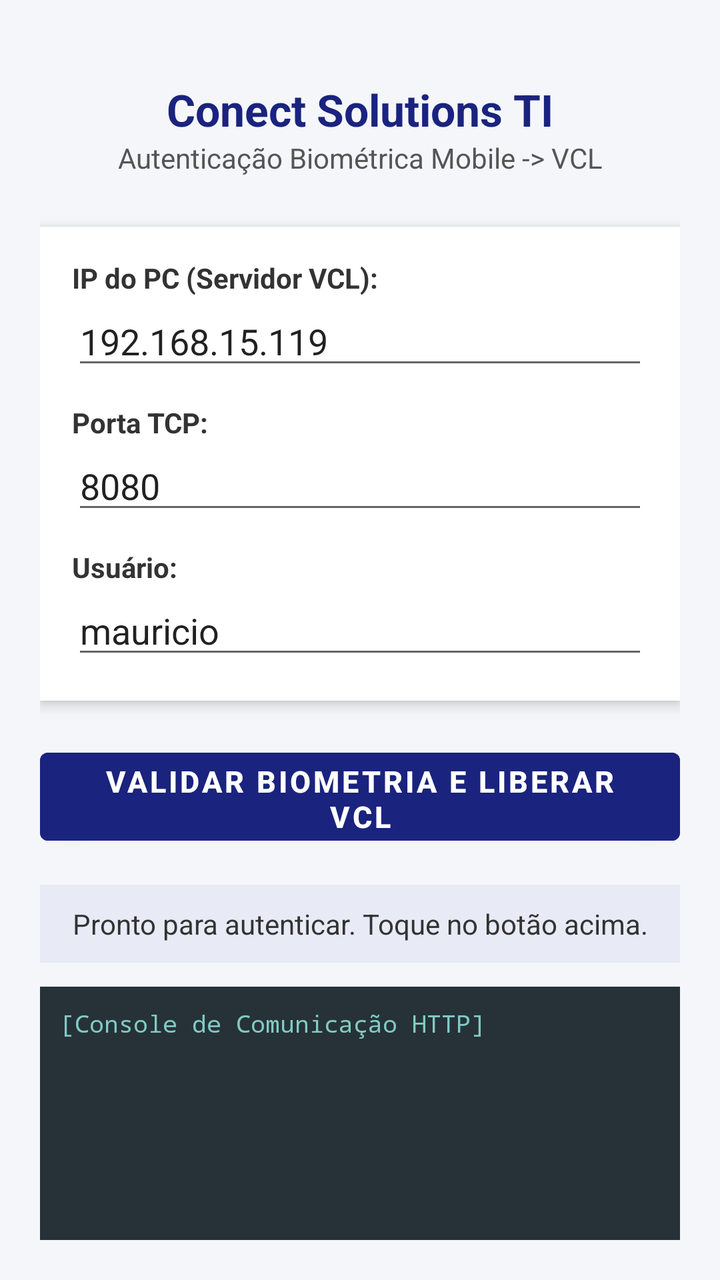
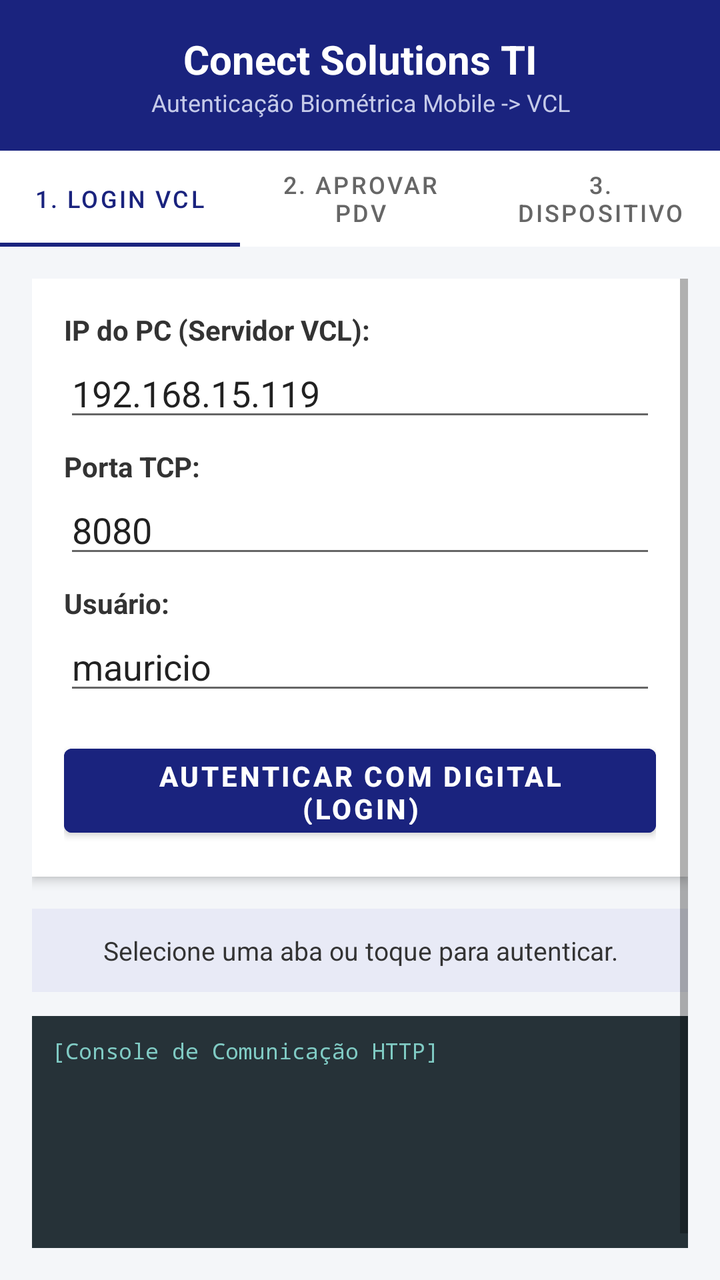

The first picture is an Android layout as it rendered before a commit; the second is the same layout after the commit. The layout source and the unified diff follow.
<!-- AndroidManifest.xml: application theme Theme.BiometriaLazarus -->
<!-- res/layout/activity_main.xml -->
<?xml version="1.0" encoding="utf-8"?>
<LinearLayout xmlns:android="http://schemas.android.com/apk/res/android"
    android:layout_width="match_parent"
    android:layout_height="match_parent"
    android:orientation="vertical"
    android:background="#F4F6F9"
    android:padding="20dp">

    
    <TextView
        android:layout_width="match_parent"
        android:layout_height="wrap_content"
        android:text="Conect Solutions TI"
        android:textSize="22sp"
        android:textStyle="bold"
        android:textColor="#1A237E"
        android:gravity="center"
        android:layout_marginTop="20dp" />

    <TextView
        android:layout_width="match_parent"
        android:layout_height="wrap_content"
        android:text="Autenticação Biométrica Mobile -> VCL"
        android:textSize="14sp"
        android:textColor="#555555"
        android:gravity="center"
        android:layout_marginBottom="25dp" />

    
    <LinearLayout
        android:layout_width="match_parent"
        android:layout_height="wrap_content"
        android:orientation="vertical"
        android:background="#FFFFFF"
        android:elevation="4dp"
        android:padding="16dp"
        android:layout_marginBottom="20dp">

        <TextView
            android:layout_width="wrap_content"
            android:layout_height="wrap_content"
            android:text="IP do PC (Servidor VCL):"
            android:textStyle="bold"
            android:textColor="#333333" />

        <EditText
            android:id="@+id/edtPCIp"
            android:layout_width="match_parent"
            android:layout_height="wrap_content"
            android:hint="Ex: 192.168.15.119 ou 127.0.0.1"
            android:text="192.168.15.119"
            android:inputType="textUri"
            android:layout_marginBottom="12dp" />

        <TextView
            android:layout_width="wrap_content"
            android:layout_height="wrap_content"
            android:text="Porta TCP:"
            android:textStyle="bold"
            android:textColor="#333333" />

        <EditText
            android:id="@+id/edtPort"
            android:layout_width="match_parent"
            android:layout_height="wrap_content"
            android:text="8080"
            android:inputType="number"
            android:layout_marginBottom="12dp" />

        <TextView
            android:layout_width="wrap_content"
            android:layout_height="wrap_content"
            android:text="Usuário:"
            android:textStyle="bold"
            android:textColor="#333333" />

        <EditText
            android:id="@+id/edtUser"
            android:layout_width="match_parent"
            android:layout_height="wrap_content"
            android:text="mauricio"
            android:inputType="textPersonName" />
    </LinearLayout>

    
    <Button
        android:id="@+id/btnAutenticar"
        android:layout_width="match_parent"
        android:layout_height="56dp"
        android:text="VALIDAR BIOMETRIA E LIBERAR VCL"
        android:textSize="15sp"
        android:textStyle="bold"
        android:textColor="#FFFFFF"
        android:backgroundTint="#1A237E"
        android:layout_marginBottom="16dp" />

    
    <TextView
        android:id="@+id/txtStatus"
        android:layout_width="match_parent"
        android:layout_height="wrap_content"
        android:text="Pronto para autenticar. Toque no botão acima."
        android:textSize="14sp"
        android:textColor="#333333"
        android:gravity="center"
        android:padding="10dp"
        android:background="#E8EAF6"
        android:layout_marginBottom="12dp" />

    
    <ScrollView
        android:layout_width="match_parent"
        android:layout_height="0dp"
        android:layout_weight="1"
        android:background="#263238"
        android:padding="10dp">

        <TextView
            android:id="@+id/txtLogs"
            android:layout_width="match_parent"
            android:layout_height="wrap_content"
            android:text="[Console de Comunicação HTTP]\n"
            android:textColor="#80CBC4"
            android:fontFamily="monospace"
            android:textSize="12sp" />
    </ScrollView>

</LinearLayout>
<!-- resources referenced by this layout -->
<resources>
  <style name="Theme.BiometriaLazarus" parent="Theme.MaterialComponents.DayNight.NoActionBar">
          <item name="colorPrimary">#1A237E</item>
          <item name="colorPrimaryVariant">#0D47A1</item>
          <item name="colorOnPrimary">#FFFFFF</item>
      </style>
</resources>

<!-- the commit's change to res/layout/activity_main.xml (unified diff, before → after) -->
@@ -1,128 +1,315 @@
 <?xml version="1.0" encoding="utf-8"?>
 <LinearLayout xmlns:android="http://schemas.android.com/apk/res/android"
+    xmlns:app="http://schemas.android.com/apk/res-auto"
     android:layout_width="match_parent"
     android:layout_height="match_parent"
     android:orientation="vertical"
-    android:background="#F4F6F9"
-    android:padding="20dp">
-
-    
-    <TextView
-        android:layout_width="match_parent"
-        android:layout_height="wrap_content"
-        android:text="Conect Solutions TI"
-        android:textSize="22sp"
-        android:textStyle="bold"
-        android:textColor="#1A237E"
-        android:gravity="center"
-        android:layout_marginTop="20dp" />
-
-    <TextView
-        android:layout_width="match_parent"
-        android:layout_height="wrap_content"
-        android:text="Autenticação Biométrica Mobile -> VCL"
-        android:textSize="14sp"
-        android:textColor="#555555"
-        android:gravity="center"
-        android:layout_marginBottom="25dp" />
+    android:background="#F4F6F9">
 
     
     <LinearLayout
         android:layout_width="match_parent"
         android:layout_height="wrap_content"
         android:orientation="vertical"
-        android:background="#FFFFFF"
-        android:elevation="4dp"
-        android:padding="16dp"
-        android:layout_marginBottom="20dp">
+        android:background="#1A237E"
+        android:padding="16dp">
 
         <TextView
-            android:layout_width="wrap_content"
-            android:layout_height="wrap_content"
-            android:text="IP do PC (Servidor VCL):"
+            android:layout_width="match_parent"
+            android:layout_height="wrap_content"
+            android:text="Conect Solutions TI"
+            android:textSize="20sp"
             android:textStyle="bold"
-            android:textColor="#333333" />
-
-        <EditText
-            android:id="@+id/edtPCIp"
+            android:textColor="#FFFFFF"
+            android:gravity="center" />
+
+        <TextView
             android:layout_width="match_parent"
             android:layout_height="wrap_content"
-            android:hint="Ex: 192.168.15.119 ou 127.0.0.1"
-            android:text="192.168.15.119"
-            android:inputType="textUri"
-            android:layout_marginBottom="12dp" />
-
-        <TextView
-            android:layout_width="wrap_content"
-            android:layout_height="wrap_content"
-            android:text="Porta TCP:"
-            android:textStyle="bold"
-            android:textColor="#333333" />
-
-        <EditText
-            android:id="@+id/edtPort"
-            android:layout_width="match_parent"
-            android:layout_height="wrap_content"
-            android:text="8080"
-            android:inputType="number"
-            android:layout_marginBottom="12dp" />
-
-        <TextView
-            android:layout_width="wrap_content"
-            android:layout_height="wrap_content"
-            android:text="Usuário:"
-            android:textStyle="bold"
-            android:textColor="#333333" />
-
-        <EditText
-            android:id="@+id/edtUser"
-            android:layout_width="match_parent"
-            android:layout_height="wrap_content"
-            android:text="mauricio"
-            android:inputType="textPersonName" />
+            android:text="Autenticação Biométrica Mobile -> VCL"
+            android:textSize="12sp"
+            android:textColor="#C5CAE9"
+            android:gravity="center" />
     </LinearLayout>
 
     
-    <Button
-        android:id="@+id/btnAutenticar"
-        android:layout_width="match_parent"
-        android:layout_height="56dp"
-        android:text="VALIDAR BIOMETRIA E LIBERAR VCL"
-        android:textSize="15sp"
-        android:textStyle="bold"
-        android:textColor="#FFFFFF"
-        android:backgroundTint="#1A237E"
-        android:layout_marginBottom="16dp" />
-
-    
-    <TextView
-        android:id="@+id/txtStatus"
+    <com.google.android.material.tabs.TabLayout
+        android:id="@+id/tabLayout"
         android:layout_width="match_parent"
         android:layout_height="wrap_content"
-        android:text="Pronto para autenticar. Toque no botão acima."
-        android:textSize="14sp"
-        android:textColor="#333333"
-        android:gravity="center"
-        android:padding="10dp"
-        android:background="#E8EAF6"
-        android:layout_marginBottom="12dp" />
+        android:background="#FFFFFF"
+        app:tabIndicatorColor="#1A237E"
+        app:tabSelectedTextColor="#1A237E"
+        app:tabTextColor="#666666"
+        app:tabMode="fixed"
+        app:tabGravity="fill">
+
+        <com.google.android.material.tabs.TabItem
+            android:layout_width="wrap_content"
+            android:layout_height="wrap_content"
+            android:text="1. Login VCL" />
+
+        <com.google.android.material.tabs.TabItem
+            android:layout_width="wrap_content"
+            android:layout_height="wrap_content"
+            android:text="2. Aprovar PDV" />
+
+        <com.google.android.material.tabs.TabItem
+            android:layout_width="wrap_content"
+            android:layout_height="wrap_content"
+            android:text="3. Dispositivo" />
+    </com.google.android.material.tabs.TabLayout>
 
     
     <ScrollView
         android:layout_width="match_parent"
         android:layout_height="0dp"
         android:layout_weight="1"
-        android:background="#263238"
-        android:padding="10dp">
-
-        <TextView
-            android:id="@+id/txtLogs"
+        android:padding="16dp">
+
+        <LinearLayout
             android:layout_width="match_parent"
             android:layout_height="wrap_content"
-            android:text="[Console de Comunicação HTTP]\n"
-            android:textColor="#80CBC4"
-            android:fontFamily="monospace"
-            android:textSize="12sp" />
+            android:orientation="vertical">
+
+            
+            
+            
+            <LinearLayout
+                android:id="@+id/layoutTabLogin"
+                android:layout_width="match_parent"
+                android:layout_height="wrap_content"
+                android:orientation="vertical"
+                android:background="#FFFFFF"
+                android:elevation="3dp"
+                android:padding="16dp"
+                android:layout_marginBottom="16dp">
+
+                <TextView
+                    android:layout_width="wrap_content"
+                    android:layout_height="wrap_content"
+                    android:text="IP do PC (Servidor VCL):"
+                    android:textStyle="bold"
+                    android:textColor="#333333" />
+
+                <EditText
+                    android:id="@+id/edtPCIp"
+                    android:layout_width="match_parent"
+                    android:layout_height="wrap_content"
+                    android:hint="Ex: 192.168.15.119 ou 127.0.0.1"
+                    android:text="192.168.15.119"
+                    android:inputType="textUri"
+                    android:layout_marginBottom="8dp" />
+
+                <TextView
+                    android:layout_width="wrap_content"
+                    android:layout_height="wrap_content"
+                    android:text="Porta TCP:"
+                    android:textStyle="bold"
+                    android:textColor="#333333" />
+
+                <EditText
+                    android:id="@+id/edtPort"
+                    android:layout_width="match_parent"
+                    android:layout_height="wrap_content"
+                    android:text="8080"
+                    android:inputType="number"
+                    android:layout_marginBottom="8dp" />
+
+                <TextView
+                    android:layout_width="wrap_content"
+                    android:layout_height="wrap_content"
+                    android:text="Usuário:"
+                    android:textStyle="bold"
+                    android:textColor="#333333" />
+
+                <EditText
+                    android:id="@+id/edtUser"
+                    android:layout_width="match_parent"
+                    android:layout_height="wrap_content"
+                    android:text="mauricio"
+                    android:inputType="textPersonName"
+                    android:layout_marginBottom="16dp" />
+
+                <Button
+                    android:id="@+id/btnAutenticar"
+                    android:layout_width="match_parent"
+                    android:layout_height="54dp"
+                    android:text="AUTENTICAR COM DIGITAL (LOGIN)"
+                    android:textSize="14sp"
+                    android:textStyle="bold"
+                    android:textColor="#FFFFFF"
+                    android:backgroundTint="#1A237E" />
+            </LinearLayout>
+
+            
+            
+            
+            <LinearLayout
+                android:id="@+id/layoutTabPDV"
+                android:layout_width="match_parent"
+                android:layout_height="wrap_content"
+                android:orientation="vertical"
+                android:background="#FFFFFF"
+                android:elevation="3dp"
+                android:padding="16dp"
+                android:layout_marginBottom="16dp"
+                android:visibility="gone">
+
+                <TextView
+                    android:layout_width="match_parent"
+                    android:layout_height="wrap_content"
+                    android:text="Aprovação Remota de Caixa / PDV"
+                    android:textStyle="bold"
+                    android:textColor="#1A237E"
+                    android:textSize="16sp"
+                    android:layout_marginBottom="8dp" />
+
+                <TextView
+                    android:layout_width="match_parent"
+                    android:layout_height="wrap_content"
+                    android:text="Operação Pendente no Caixa:"
+                    android:textStyle="bold"
+                    android:textColor="#333333" />
+
+                <TextView
+                    android:layout_width="match_parent"
+                    android:layout_height="wrap_content"
+                    android:text="Desconto Especial de 25% (R$ 150,00)\nTerminal PDV: 01 | Venda #1042"
+                    android:textColor="#C62828"
+                    android:background="#FFEBEE"
+                    android:padding="10dp"
+                    android:layout_marginTop="4dp"
+                    android:layout_marginBottom="12dp" />
+
+                <TextView
+                    android:layout_width="match_parent"
+                    android:layout_height="wrap_content"
+                    android:text="Requisito: Exige digital de Gerente ou Administrador."
+                    android:textColor="#555555"
+                    android:textSize="12sp"
+                    android:layout_marginBottom="16dp" />
+
+                <Button
+                    android:id="@+id/btnAprovarPDV"
+                    android:layout_width="match_parent"
+                    android:layout_height="54dp"
+                    android:text="AUTORIZAR OPERAÇÃO GERENCIAL"
+                    android:textSize="14sp"
+                    android:textStyle="bold"
+                    android:textColor="#FFFFFF"
+                    android:backgroundTint="#2E7D32" />
+            </LinearLayout>
+
+            
+            
+            
+            <LinearLayout
+                android:id="@+id/layoutTabDispositivo"
+                android:layout_width="match_parent"
+                android:layout_height="wrap_content"
+                android:orientation="vertical"
+                android:background="#FFFFFF"
+                android:elevation="3dp"
+                android:padding="16dp"
+                android:layout_marginBottom="16dp"
+                android:visibility="gone">
+
+                <TextView
+                    android:layout_width="match_parent"
+                    android:layout_height="wrap_content"
+                    android:text="Informações do Aparelho (UserControl)"
+                    android:textStyle="bold"
+                    android:textColor="#1A237E"
+                    android:textSize="16sp"
+                    android:layout_marginBottom="12dp" />
+
+                <TextView
+                    android:layout_width="wrap_content"
+                    android:layout_height="wrap_content"
+                    android:text="Modelo do Celular:"
+                    android:textStyle="bold"
+                    android:textColor="#555555" />
+
+                <TextView
+                    android:id="@+id/txtModeloAparelho"
+                    android:layout_width="match_parent"
+                    android:layout_height="wrap_content"
+                    android:text="Samsung Galaxy S20 FE (SM-G780G)"
+                    android:textColor="#1A237E"
+                    android:textStyle="bold"
+                    android:layout_marginBottom="10dp" />
+
+                <TextView
+                    android:layout_width="wrap_content"
+                    android:layout_height="wrap_content"
+                    android:text="Identificador Único (Device ID):"
+                    android:textStyle="bold"
+                    android:textColor="#555555" />
+
+                <TextView
+                    android:id="@+id/txtDeviceId"
+                    android:layout_width="match_parent"
+                    android:layout_height="wrap_content"
+                    android:text="Carregando..."
+                    android:fontFamily="monospace"
+                    android:textSize="11sp"
+                    android:textColor="#333333"
+                    android:background="#EEEEEE"
+                    android:padding="6dp"
+                    android:layout_marginBottom="10dp" />
+
+                <TextView
+                    android:layout_width="wrap_content"
+                    android:layout_height="wrap_content"
+                    android:text="Usuário Vinculado:"
+                    android:textStyle="bold"
+                    android:textColor="#555555" />
+
+                <TextView
+                    android:id="@+id/txtUsuarioVinculado"
+                    android:layout_width="match_parent"
+                    android:layout_height="wrap_content"
+                    android:text="mauricio (Administrador)"
+                    android:textColor="#2E7D32"
+                    android:textStyle="bold"
+                    android:layout_marginBottom="14dp" />
+
+                <Button
+                    android:id="@+id/btnTestarConexao"
+                    android:layout_width="match_parent"
+                    android:layout_height="48dp"
+                    android:text="TESTAR CONEXÃO COM O PC"
+                    android:textColor="#FFFFFF"
+                    android:backgroundTint="#455A64" />
+            </LinearLayout>
+
+            
+            <TextView
+                android:id="@+id/txtStatus"
+                android:layout_width="match_parent"
+                android:layout_height="wrap_content"
+                android:text="Selecione uma aba ou toque para autenticar."
+                android:textSize="13sp"
+                android:textColor="#333333"
+                android:gravity="center"
+                android:padding="12dp"
+                android:background="#E8EAF6"
+                android:layout_marginBottom="12dp" />
+
+            
+            <TextView
+                android:id="@+id/txtLogs"
+                android:layout_width="match_parent"
+                android:layout_height="140dp"
+                android:background="#263238"
+                android:padding="10dp"
+                android:text="[Console de Comunicação HTTP]\n"
+                android:textColor="#80CBC4"
+                android:fontFamily="monospace"
+                android:textSize="11sp"
+                android:scrollbars="vertical" />
+        </LinearLayout>
     </ScrollView>
 
 </LinearLayout>
